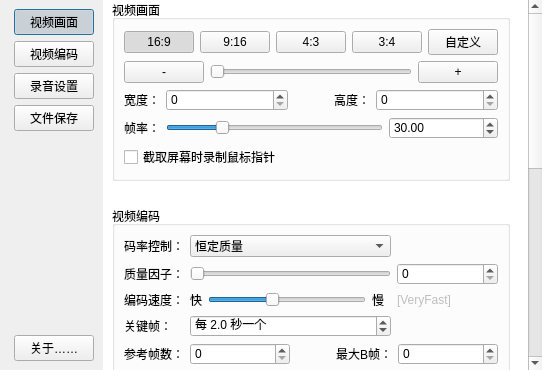
Above: DialogSetting.ui from guee/GueeRecorder before the change. Below: the same form after it.
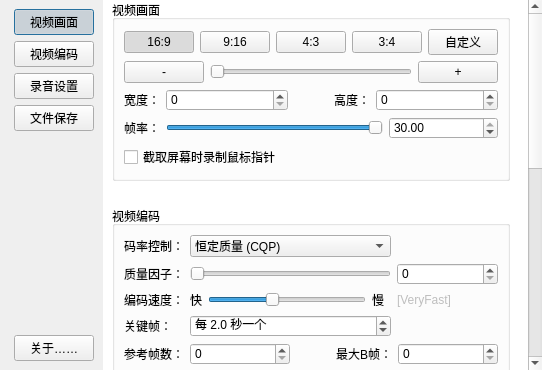
That is the form after the change. Custom widgets are drawn as their Qt base class.

The edit to the form file:
```diff
--- a/DialogSetting.ui
+++ b/DialogSetting.ui
@@ -145,9 +145,9 @@
       <property name="geometry">
        <rect>
         <x>0</x>
-        <y>-60</y>
-        <width>436</width>
-        <height>961</height>
+        <y>0</y>
+        <width>425</width>
+        <height>903</height>
        </rect>
       </property>
       <property name="sizePolicy">
@@ -376,7 +376,7 @@
                <number>1</number>
               </property>
               <property name="maximum">
-               <number>120</number>
+               <number>30</number>
               </property>
               <property name="value">
                <number>30</number>
@@ -398,7 +398,7 @@
                <double>1.000000000000000</double>
               </property>
               <property name="maximum">
-               <double>120.000000000000000</double>
+               <double>30.000000000000000</double>
               </property>
               <property name="value">
                <double>30.000000000000000</double>
@@ -671,7 +671,7 @@
             </property>
             <item>
              <property name="text">
-              <string>恒定质量</string>
+              <string>恒定质量 (CQP)</string>
              </property>
             </item>
             <item>
```
Left out of the diff: 9 changed lines with no effect on the pictures.
